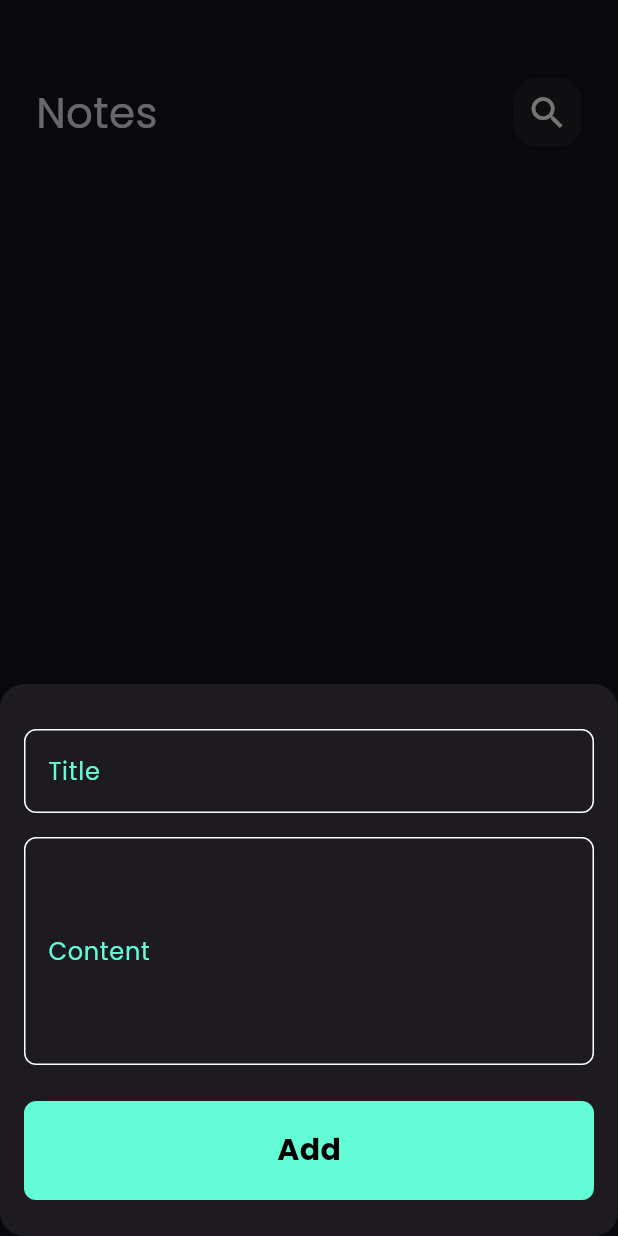
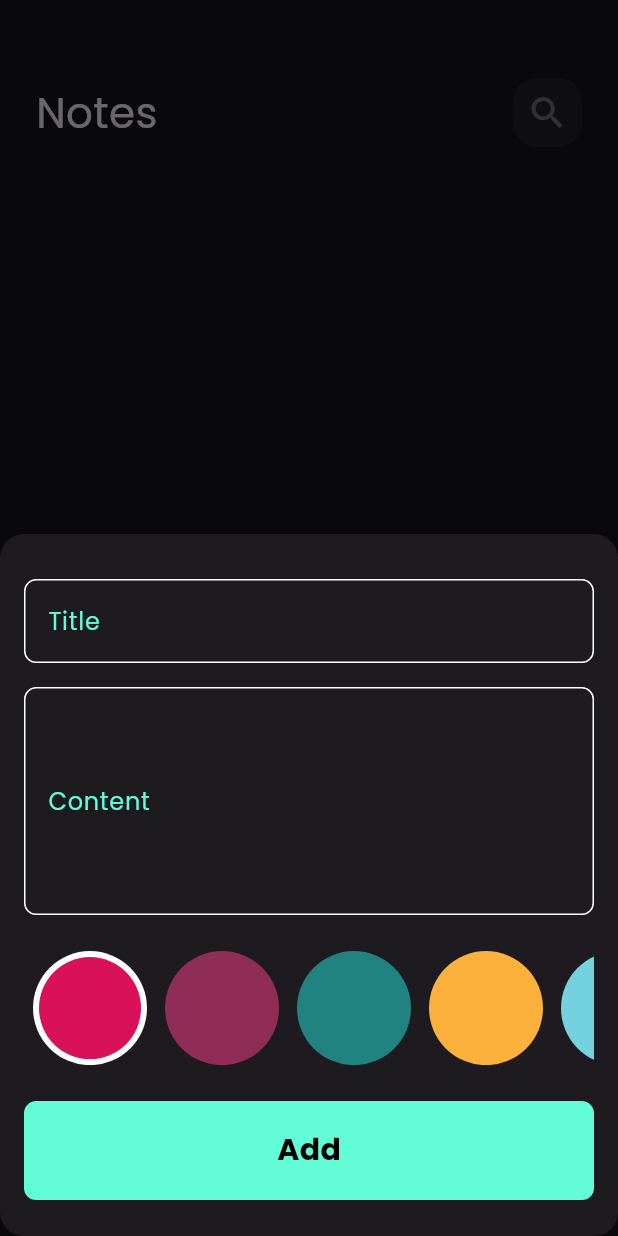
Before and after one commit to ahmedsheiba/Notes-App, a Flutter app: the screen it shows after launch, after a tap on the "add" icon, on a phone screen of 412 x 824 dp. Run offline on Flutter 3.47's test engine with Material 3 defaults, Android fonts, the phone set to English and light mode, and no system bars; our stand-ins replace flutter_bloc, font_awesome_flutter, hive, hive_flutter; accounts and stored records are empty.

Commit message:
finish the project

```diff
--- a/lib/constants.dart
+++ b/lib/constants.dart
@@ -2,3 +2,10 @@ import 'dart:ui';
 
 const kPrimaryColor = Color(0xff62FCD7);
 const kNotesBox = 'notes_box';
+List<Color> colors = const [
+  Color(0xffD81159),
+  Color(0xff8F2D56),
+  Color(0xff218380),
+  Color(0xffFBB13C),
+  Color(0xff73D2DE),
+];
--- a/lib/cubits/add_note_cubit/add_note_cubit.dart
+++ b/lib/cubits/add_note_cubit/add_note_cubit.dart
@@ -9,7 +9,10 @@ part 'add_notes_state.dart';
 class AddNoteCubit extends Cubit<AddNoteState> {
   AddNoteCubit() : super(AddNoteInitial());
 
+  Color color = const Color(0xffD81159);
+
   addNote(NoteModel note) async {
+    note.color = color.value;
     emit(AddNoteLoading());
     try {
       var noteBox = Hive.box<NoteModel>(kNotesBox);
--- a/lib/main.dart
+++ b/lib/main.dart
@@ -2,7 +2,6 @@ import 'package:flutter/material.dart';
 import 'package:flutter_bloc/flutter_bloc.dart';
 import 'package:hive_flutter/adapters.dart';
 import 'package:notes_app_2/constants.dart';
-import 'package:notes_app_2/cubits/add_note_cubit/add_note_cubit.dart';
 import 'package:notes_app_2/cubits/notes_cubit/notes_cubit.dart';
 import 'package:notes_app_2/models/note_model.dart';
 import 'package:notes_app_2/simple_bloc_observer.dart';
--- a/lib/models/note_model.dart
+++ b/lib/models/note_model.dart
@@ -5,13 +5,13 @@ part 'note_model.g.dart';
 @HiveType(typeId: 0)
 class NoteModel extends HiveObject {
   @HiveField(0)
-  final String title;
+  String title;
   @HiveField(1)
-  final String subTitle;
+  String subTitle;
   @HiveField(2)
   final String date;
   @HiveField(3)
-  final int color;
+  int color;
 
   NoteModel(
       {required this.title,
--- a/lib/views/widgets/add_note_form.dart
+++ b/lib/views/widgets/add_note_form.dart
@@ -3,6 +3,7 @@ import 'package:flutter_bloc/flutter_bloc.dart';
 import 'package:intl/intl.dart';
 import 'package:notes_app_2/cubits/add_note_cubit/add_note_cubit.dart';
 import 'package:notes_app_2/models/note_model.dart';
+import 'package:notes_app_2/views/widgets/colors_list_view.dart';
 import 'package:notes_app_2/views/widgets/custom_button.dart';
 import 'package:notes_app_2/views/widgets/custom_text_form_field.dart';
 
@@ -50,6 +51,11 @@ class _AddNoteFormState extends State<AddNoteForm> {
         const SizedBox(
           height: 24,
         ),
+        const ColorsListView(),
+        const SizedBox(
+          height: 24,
+        ),
+
         BlocBuilder<AddNoteCubit, AddNoteState>(builder: (context, state) {
           return CustomButton(
             isLoading: state is AddNoteLoading ? true : false,
--- /dev/null
+++ b/lib/views/widgets/colors_list_view.dart
@@ -0,0 +1,63 @@
+import 'package:flutter/material.dart';
+import 'package:flutter_bloc/flutter_bloc.dart';
+import 'package:notes_app_2/constants.dart';
+import 'package:notes_app_2/cubits/add_note_cubit/add_note_cubit.dart';
+
+class ColorItem extends StatelessWidget {
+  const ColorItem({super.key, required this.isActive, required this.color});
+  final bool isActive;
+  final Color color;
+  @override
+  Widget build(BuildContext context) {
+    return isActive
+        ? CircleAvatar(
+            radius: 38,
+            backgroundColor: Colors.white,
+            child: CircleAvatar(
+              radius: 34,
+              backgroundColor: color,
+            ),
+          )
+        : CircleAvatar(
+            radius: 38,
+            backgroundColor: color,
+          );
+  }
+}
+
+class ColorsListView extends StatefulWidget {
+  const ColorsListView({super.key});
+
+  @override
+  State<ColorsListView> createState() => _ColorsListViewState();
+}
+
+class _ColorsListViewState extends State<ColorsListView> {
+  int currentIndex = 0;
+
+  @override
+  Widget build(BuildContext context) {
+    return SizedBox(
+      height: 38 * 2,
+      child: ListView.builder(
+          itemCount: colors.length,
+          scrollDirection: Axis.horizontal,
+          itemBuilder: (context, index) {
+            return Padding(
+              padding: const EdgeInsets.symmetric(horizontal: 6),
+              child: GestureDetector(
+                onTap: () {
+                  currentIndex = index;
+                  BlocProvider.of<AddNoteCubit>(context).color = colors[index];
+                  setState(() {});
+                },
+                child: ColorItem(
+                  color: colors[index],
+                  isActive: currentIndex == index,
+                ),
+              ),
+            );
+          }),
+    );
+  }
+}
--- a/lib/views/widgets/custom_app_bar.dart
+++ b/lib/views/widgets/custom_app_bar.dart
@@ -2,10 +2,12 @@ import 'package:flutter/material.dart';
 import 'package:notes_app_2/views/widgets/custom_icon.dart';
 
 class CustomAppBar extends StatelessWidget {
-  const CustomAppBar({super.key, required this.title, required this.icon});
+  const CustomAppBar(
+      {super.key, required this.title, required this.icon, this.onPressed});
 
   final String title;
   final IconData icon;
+  final void Function()? onPressed;
   @override
   Widget build(BuildContext context) {
     return Row(
@@ -15,7 +17,10 @@ class CustomAppBar extends StatelessWidget {
           style: const TextStyle(fontSize: 28),
         ),
         const Spacer(),
-        CustomIcon(icon: icon),
+        CustomIcon(
+          onPressed: onPressed,
+          icon: icon,
+        ),
         const SizedBox(
           height: 50,
         )
--- a/lib/views/widgets/custom_icon.dart
+++ b/lib/views/widgets/custom_icon.dart
@@ -1,8 +1,9 @@
 import 'package:flutter/material.dart';
 
 class CustomIcon extends StatelessWidget {
-  const CustomIcon({super.key, required this.icon});
+  const CustomIcon({super.key, required this.icon, this.onPressed});
   final IconData icon;
+  final void Function()? onPressed;
   @override
   Widget build(BuildContext context) {
     return Container(
@@ -11,7 +12,12 @@ class CustomIcon extends StatelessWidget {
       decoration: BoxDecoration(
           color: Colors.white.withOpacity(0.05),
           borderRadius: BorderRadius.circular(16)),
-      child: Center(child: Icon(icon, size: 28)),
+      child: IconButton(
+          onPressed: onPressed,
+          icon: Icon(
+            icon,
+            size: 28,
+          )),
     );
   }
 }
--- a/lib/views/widgets/custom_note_item.dart
+++ b/lib/views/widgets/custom_note_item.dart
@@ -16,7 +16,9 @@ class NoteItem extends StatelessWidget {
         Navigator.push(
           context,
           MaterialPageRoute(
-            builder: (context) => const EditNoteView(),
+            builder: (context) => EditNoteView(
+              note: notes,
+            ),
           ),
         );
       },
--- a/lib/views/widgets/custom_text_form_field.dart
+++ b/lib/views/widgets/custom_text_form_field.dart
@@ -3,13 +3,19 @@ import 'package:notes_app_2/constants.dart';
 
 class CustomTextFormField extends StatelessWidget {
   const CustomTextFormField(
-      {super.key, required this.label, this.maxLines = 1, this.onSaved});
+      {super.key,
+      required this.label,
+      this.maxLines = 1,
+      this.onSaved,
+      this.onChanged});
   final String label;
   final int maxLines;
   final void Function(String?)? onSaved;
+  final void Function(String)? onChanged;
   @override
   Widget build(BuildContext context) {
     return TextFormField(
+      onChanged: onChanged,
       onSaved: onSaved,
       validator: (value) {
         if (value?.isEmpty ?? true) {
--- a/lib/views/widgets/notes_view_body.dart
+++ b/lib/views/widgets/notes_view_body.dart
@@ -2,7 +2,7 @@ import 'package:flutter/material.dart';
 import 'package:flutter_bloc/flutter_bloc.dart';
 import 'package:notes_app_2/cubits/notes_cubit/notes_cubit.dart';
 import 'package:notes_app_2/views/widgets/custom_app_bar.dart';
-import 'package:notes_app_2/views/widgets/custom_listview.dart';
+import 'package:notes_app_2/views/widgets/custom_list_view.dart';
 
 class NotesViewBody extends StatefulWidget {
   const NotesViewBody({super.key});
```
Also changed, not shown: lib/simple_bloc_observer.dart (+3 -10 lines), lib/views/edit_note_view.dart (+7 -4 lines), lib/views/widgets/edit_note_body.dart (+42 -10 lines), lib/views/widgets/edit_notes_color.dart (added, +47 -0 lines), lib/views/widgets/custom_list_view.dart (renamed from lib/views/widgets/custom_listview.dart).
